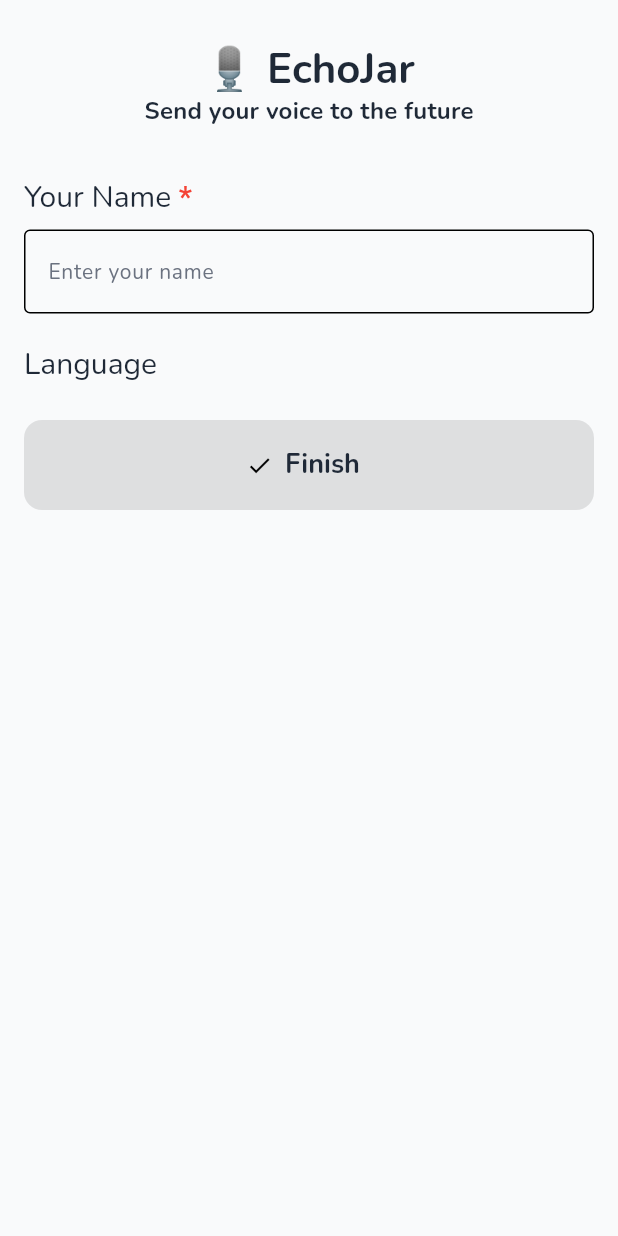
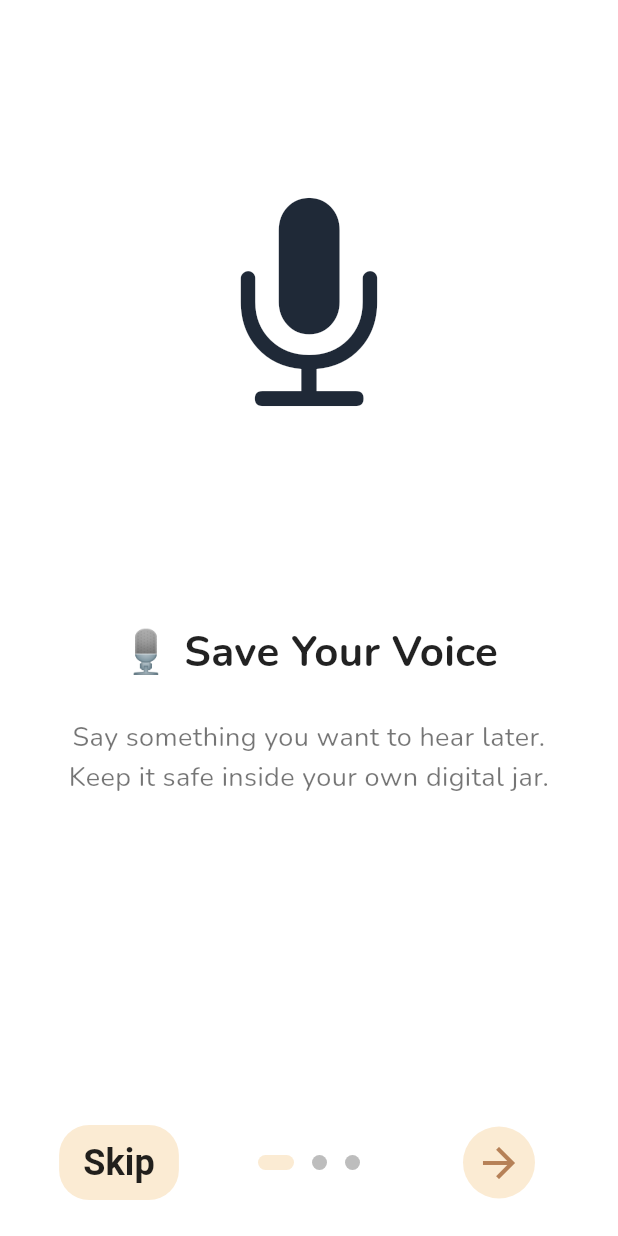
Before and after one commit to Toktarla/echojar, a Flutter app: the screen it shows after launch, on a phone screen of 412 x 824 dp. Run offline on Flutter 3.47's test engine with Material 3 defaults, Android fonts, the light colour scheme and no system bars; drawn by our look-alikes of introduction_screen, showcaseview; our stand-ins replace emoji_picker_flutter, flutter_local_notifications, flutter_timezone, fluttertoast, go_router, just_audio and 5 more; missing offline and left inert: flutter_sound; generated files the repository leaves out were written again.

Commit message:
Enhance design and fix bugs

```diff
--- a/lib/app/navigation/router.dart
+++ b/lib/app/navigation/router.dart
@@ -6,8 +6,8 @@ import 'package:echojar/features/home/jar_detail_screen.dart';
 import 'package:echojar/features/home/home_screen.dart';
 import 'package:echojar/features/onboarding/onboarding_screen.dart';
 import 'package:echojar/features/root/root_screen.dart';
-import 'package:echojar/features/settings/feedback_screen.dart';
-import 'package:echojar/features/settings/settings_screen.dart';
+import 'package:echojar/features/settings/presentation/feedback_screen.dart';
+import 'package:echojar/features/settings/presentation/settings_screen.dart';
 import 'package:flutter/material.dart';
 import 'package:go_router/go_router.dart';
 
--- a/lib/features/onboarding/onboarding_screen.dart
+++ b/lib/features/onboarding/onboarding_screen.dart
@@ -1,155 +1,128 @@
+import 'package:flutter/material.dart';
+import 'package:flutter/cupertino.dart';
+import 'package:introduction_screen/introduction_screen.dart';
 import 'package:echojar/app/navigation/router.dart';
-import 'package:flutter/material.dart';
-import 'package:echojar/app/database/src/preferences/app_config_manager.dart';
 import 'package:echojar/app/theme/app_colors.dart';
 
-class OnboardingScreen extends StatefulWidget {
+class OnboardingScreen extends StatelessWidget {
   const OnboardingScreen({super.key});
 
-  @override
-  State<OnboardingScreen> createState() => _OnboardingScreenState();
+  List<PageViewModel> _buildPages(BuildContext context) {
+    return [
+      PageViewModel(
+        title: "🎙️ Save Your Voice",
+        body: "Say something you want to hear later.\n"
+            "Keep it safe inside your own digital jar.",
+        image: _buildIcon(CupertinoIcons.mic_fill, AppColors.textPrimary),
+        decoration: _pageDecoration(),
+      ),
+      PageViewModel(
+        title: "⏳ Wait for the Right Time",
+        body: "Pick when it will come back to you.\n"
+            "Days, months, or years later — it’s a surprise.",
+        image: _buildIcon(CupertinoIcons.time_solid, AppColors.textPrimary),
+        decoration: _pageDecoration(),
+      ),
+      PageViewModel(
+        title: "✨ Hear It Again",
+        body: "When the day comes, open your jar.\n"
+            "Feel the moment all over again.",
+        image: _buildIcon(CupertinoIcons.play_circle_fill, AppColors.textPrimary),
+        decoration: _pageDecoration(),
+      ),
+    ];
   }
-
-class _OnboardingScreenState extends State<OnboardingScreen> {
-  final _nameController = TextEditingController();
-
-  String _language = 'en';
-
-  bool get _isFormValid =>
-      _nameController.text.trim().isNotEmpty;
-
-  void _completeOnboarding() async {
-    final config = AppConfigManager();
-    await config.setUserName(_nameController.text.trim());
-    await config.setLanguage(_language);
-    await config.setOnboardingCompleted(true);
-
-    if (!mounted) return;
-    context.goNamed('Home');
-  }
-
-  void _updateState() => setState(() {});
 
   @override
   Widget build(BuildContext context) {
-    return PopScope(
-      canPop: false,
-      child: Scaffold(
-        body: SafeArea(
-          child: SingleChildScrollView(
-            padding: const EdgeInsets.all(16),
-            child: Column(
-              crossAxisAlignment: CrossAxisAlignment.start,
-              children: [
-                const _Header(),
-                _FieldTitle("Your Name", isRequired: true),
-                TextField(
-                  controller: _nameController,
-                  onChanged: (_) => _updateState(),
-                  decoration: const InputDecoration(
-                    hintText: "Enter your name",
-                    border: OutlineInputBorder(),
-                    focusColor: AppColors.primaryLight,
-                    focusedBorder: OutlineInputBorder(),
+    return IntroductionScreen(
+      globalBackgroundColor: Colors.white,
+      pages: _buildPages(context),
+      onDone: () => context.goNamed('Home'),
+      onSkip: () => context.goNamed('Home'),
+      showSkipButton: true,
+      showBackButton: true,
+      skipOrBackFlex: 1,
+      nextFlex: 1,
+      back: Container(
+        padding: const EdgeInsets.symmetric(horizontal: 16, vertical: 8),
+        decoration: BoxDecoration(
+          color: AppColors.primaryLight,
+          borderRadius: BorderRadius.circular(20),
+        ),
+        child: const Text(
+          "Prev",
+          style: TextStyle(fontWeight: FontWeight.w600, fontSize: 24, color: Colors.black87),
         ),
       ),
-                const SizedBox(height: 12),
-                _LanguageSelector(
-                  selected: _language,
-                  onSelect: (lang) {
-                    _language = lang;
-                    _updateState();
-                  },
+      skip: Container(
+        padding: const EdgeInsets.symmetric(horizontal: 16, vertical: 8),
+        decoration: BoxDecoration(
+          color: AppColors.primaryLight,
+          borderRadius: BorderRadius.circular(20),
         ),
-                const SizedBox(height: 16),
-                Center(
-                  child: SizedBox(
-                    height: 60,
-                    width: double.infinity,
-                    child: ElevatedButton.icon(
-                      onPressed: _isFormValid ? _completeOnboarding : null,
-                      style: ElevatedButton.styleFrom(
-                        shape: RoundedRectangleBorder(
-                            borderRadius: BorderRadius.circular(12)),
-                        backgroundColor: AppColors.primaryLight,
-                      ),
-                      icon: const Icon(Icons.check, color: Colors.black,),
-                      label: Text("Finish", style: Theme.of(context).textTheme.titleLarge),
+        child: const Text(
+          "Skip",
+          style: TextStyle(fontWeight: FontWeight.w600, fontSize: 24, color: Colors.black87),
         ),
       ),
+      next: Container(
+        padding: const EdgeInsets.all(8),
+        decoration: BoxDecoration(
+          color: AppColors.primaryLight,
+          shape: BoxShape.circle,
         ),
-              ],
+        child: Icon(Icons.arrow_forward, color: AppColors.primary, size: 32),
+      ),
+      done: Container(
+        padding: const EdgeInsets.symmetric(horizontal: 18, vertical: 8),
+        decoration: BoxDecoration(
+          color: AppColors.primaryLight,
+          borderRadius: BorderRadius.circular(20),
+        ),
+        child: const Text(
+          "Start",
+          style: TextStyle(fontWeight: FontWeight.w600, fontSize: 24, color: Colors.black87),
         ),
       ),
+      dotsDecorator: DotsDecorator(
+        size: const Size(10.0, 10.0),
+        color: Colors.grey.shade400,
+        activeSize: const Size(24.0, 10.0),
+        activeColor: AppColors.primaryLight,
+        activeShape: RoundedRectangleBorder(
+          borderRadius: BorderRadius.circular(25.0),
         ),
+      ),
+      animationDuration: 500,
+      curve: Curves.easeInOut,
+    );
+  }
+
+  static Widget _buildIcon(IconData icon, Color color) {
+    return Center(
+      child: Icon(
+        icon,
+        size: 160,
+        color: color,
       ),
     );
   }
-}
 
-class _Header extends StatelessWidget {
-  const _Header();
-
-  @override
-  Widget build(BuildContext context) {
-    return Center(
-      child: Column(
-        children: [
-          const SizedBox(height: 12),
-          Text("🎙️ EchoJar", style: Theme.of(context).textTheme.displaySmall),
-          Text("Send your voice to the future",
-              style: Theme.of(context).textTheme.titleMedium),
-          const SizedBox(height: 24),
-        ],
+  static PageDecoration _pageDecoration() {
+    return const PageDecoration(
+      titleTextStyle: TextStyle(
+        fontSize: 28,
+        fontWeight: FontWeight.bold,
+        color: Colors.black87,
       ),
+      bodyTextStyle: TextStyle(
+        fontSize: 18,
+        height: 1.5,
+        color: Colors.black54,
+      ),
+      bodyPadding: EdgeInsets.symmetric(horizontal: 20),
+      imagePadding: EdgeInsets.only(top: 40, bottom: 20),
     );
   }
 }
-
-class _FieldTitle extends StatelessWidget {
-  final String title;
-  final bool isRequired;
-
-  const _FieldTitle(this.title, {this.isRequired = false});
-
-  @override
-  Widget build(BuildContext context) {
-    return Padding(
-      padding: const EdgeInsets.symmetric(vertical: 8),
-      child: RichText(
-        text: TextSpan(
-          text: title,
-          style: Theme.of(context).textTheme.headlineSmall,
-          children: isRequired
-              ? [
-            const TextSpan(
-              text: ' *',
-              style: TextStyle(color: Colors.red),
-            )
-          ]
-              : [],
-        ),
-      ),
-    );
-  }
-}
-
-class _LanguageSelector extends StatelessWidget {
-  final String selected;
-  final void Function(String) onSelect;
-
-  const _LanguageSelector({
-    required this.selected,
-    required this.onSelect,
-  });
-
-  @override
-  Widget build(BuildContext context) {
-    return Column(
-      crossAxisAlignment: CrossAxisAlignment.start,
-      children: [
-        const _FieldTitle("Language"),
-      ],
-    );
-  }
-}
--- a/lib/features/settings/feedback_screen.dart
+++ b/lib/features/settings/presentation/feedback_screen.dart
@@ -2,7 +2,7 @@ import 'package:echojar/data/data.dart';
 import 'package:flutter/material.dart';
 import 'package:url_launcher/url_launcher.dart';
 
-import '../../common/utils/toaster.dart';
+import '../../../common/utils/toaster.dart';
 
 class FeedbackScreen extends StatefulWidget {
   const FeedbackScreen({Key? key}) : super(key: key);
--- a/pubspec.yaml
+++ b/pubspec.yaml
@@ -1,7 +1,7 @@
 name: echojar
 description: "EchoJar gives you a chance to store your memories and voices that can be opened after certain time"
 
-version: 1.0.0+1
+version: 1.0.0+6
 
 environment:
   sdk: ^3.6.0
@@ -28,6 +28,7 @@ dependencies:
   flutter_timezone: ^4.1.1
   share_plus: ^11.0.0
   url_launcher: ^6.3.2
+  introduction_screen: ^3.1.17
 
 dev_dependencies:
   flutter_test:
```
Also changed, not shown: lib/common/presentation/widgets/date_selector_bs.dart (added, +91 -0 lines), lib/features/create-jar/presentation/create_jar_screen.dart (+7 -9 lines), lib/features/create-jar/presentation/widgets/update_jar_dialog.dart (+21 -18 lines), lib/features/create-jar/providers/jar_viewmodel.dart (+5 -5 lines), lib/features/settings/presentation/settings_screen.dart (renamed from lib/features/settings/settings_screen.dart), pubspec.lock, 2 other files. Lines whose indentation alone changed are shown as unchanged.
